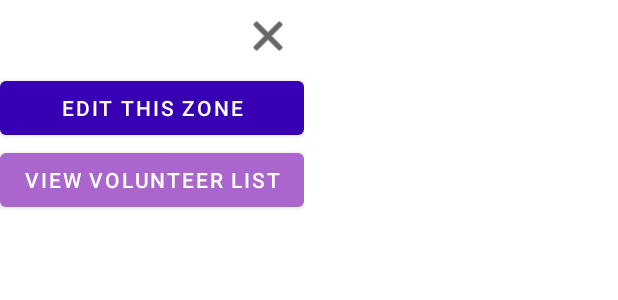
After one commit to hoang-10n/Android_ASM2, an Android app: the layout popup_more_actions.xml on its own in the app's theme, with its tools: preview values and no code run, on a phone screen of 412 x 824 dp. The commit adds this screen. Shown: the top 300 px of the screen. Run offline under Robolectric (Android 15) with nearby library versions, the phone set to English and light mode, and no system bars; network calls fail.

Commit message:
View description
Database -> instance
+ ActionDialog for ZoneInfoFrag
+ current user in UserDatabase

```diff
--- a/app/src/main/java/com/android/asm2/FriendDialog.java
+++ b/app/src/main/java/com/android/asm2/FriendDialog.java
@@ -30,7 +30,7 @@ public class FriendDialog extends Dialog {
         });
 
         sendBtn.setOnClickListener(v -> {
-            UserDatabase userDatabase = new UserDatabase(getContext());
+            UserDatabase userDatabase = UserDatabase.getInstance();
             User user = userDatabase.getUserByEmail(emailInput.getText().toString().trim());
             if (user != null) {
                 if (user.getJoinedZones().contains(zone.getId()) ||
--- a/app/src/main/java/com/android/asm2/adapter/ZoneAdapter.java
+++ b/app/src/main/java/com/android/asm2/adapter/ZoneAdapter.java
@@ -28,12 +28,10 @@ import java.util.Locale;
 public class ZoneAdapter extends BaseAdapter {
     private final Context context;
     private final ArrayList<Zone> zoneArrayList;
-    private final User user;
 
-    public ZoneAdapter(Context context, ArrayList<Zone> zoneArrayList, User user) {
+    public ZoneAdapter(Context context, ArrayList<Zone> zoneArrayList) {
         this.context = context;
         this.zoneArrayList = zoneArrayList;
-        this.user = user;
     }
 
     @Override
@@ -100,8 +98,6 @@ public class ZoneAdapter extends BaseAdapter {
             Intent intent = new Intent(context, ZoneInfoActivity.class);
             intent.putExtra("id", zone.getId());
             intent.putExtra("isAdded", false);
-            intent.putExtra("leader", user.getUsername());
-            intent.putExtra("joined", user.isJoinedZone(zone.getId()));
             ((AppCompatActivity) context).startActivityForResult(intent, 100);
         });
 
--- a/app/src/main/java/com/android/asm2/controller/UserController.java
+++ b/app/src/main/java/com/android/asm2/controller/UserController.java
@@ -20,7 +20,7 @@ public class UserController {
 
     public static void init(Context context) {
         queue = Volley.newRequestQueue(context);
-        database = new UserDatabase(context);
+        database = UserDatabase.initAndGetInstance(context);
     }
 
     public static void getAllUsers() {
--- a/app/src/main/java/com/android/asm2/controller/ZoneController.java
+++ b/app/src/main/java/com/android/asm2/controller/ZoneController.java
@@ -20,7 +20,7 @@ public class ZoneController {
 
     public static void init(Context context) {
         queue = Volley.newRequestQueue(context);
-        database = new ZoneDatabase(context);
+        database = ZoneDatabase.initAndGetInstance(context);
     }
 
     public static void getAllZones() {
--- a/app/src/main/java/com/android/asm2/fragment/LoginFrag.java
+++ b/app/src/main/java/com/android/asm2/fragment/LoginFrag.java
@@ -42,7 +42,7 @@ public class LoginFrag extends Fragment {
 
     @SuppressLint("SetTextI18n")
     public void enterApp() {
-        UserDatabase userDatabase = new UserDatabase(getContext());
+        UserDatabase userDatabase = UserDatabase.getInstance();
         String usernameStr = usernameInput.getText().toString();
         String passwordStr = passwordInput.getText().toString();
         User user = userDatabase.getUserByUsername(usernameStr);
@@ -55,7 +55,7 @@ public class LoginFrag extends Fragment {
         } else {
             errorTxt.setText("");
             Intent intent = new Intent(requireContext(), HomeActivity.class);
-            intent.putExtra("username", usernameStr);
+            UserDatabase.setCurrentUser(user);
             requireActivity().startActivity(intent);
         }
     }
--- a/app/src/main/java/com/android/asm2/fragment/RegisterFrag.java
+++ b/app/src/main/java/com/android/asm2/fragment/RegisterFrag.java
@@ -57,7 +57,7 @@ public class RegisterFrag extends Fragment {
 
     @SuppressLint("SetTextI18n")
     public void enterApp() {
-        UserDatabase userDatabase = new UserDatabase(getContext());
+        UserDatabase userDatabase = UserDatabase.getInstance();
         String usernameStr = usernameInput.getText().toString();
         String passwordStr = passwordInput.getText().toString();
         String emailStr = emailInput.getText().toString();
@@ -80,7 +80,7 @@ public class RegisterFrag extends Fragment {
 //            User user = new User(usernameStr, passwordStr, emailStr, phoneStr, nameStr, "admin");
             userDatabase.addUser(user);
             Intent intent = new Intent(requireContext(), HomeActivity.class);
-            intent.putExtra("username", usernameStr);
+            UserDatabase.setCurrentUser(user);
             requireActivity().startActivity(intent);
         }
     }
--- a/app/src/main/java/com/android/asm2/fragment/ZoneEditFrag.java
+++ b/app/src/main/java/com/android/asm2/fragment/ZoneEditFrag.java
@@ -102,7 +102,7 @@ public class ZoneEditFrag extends Fragment {
         restoreBtn.setOnClickListener(v -> setInput());
         saveBtn.setOnClickListener((v -> saveZone()));
         deleteBtn.setOnClickListener(v -> {
-            ZoneDatabase zoneDatabase = new ZoneDatabase(getContext());
+            ZoneDatabase zoneDatabase = ZoneDatabase.getInstance();
             zoneDatabase.deleteZoneById(zone.getId());
             requireActivity().finish();
         });
@@ -170,7 +170,7 @@ public class ZoneEditFrag extends Fragment {
                 durationFloat, zone.getQuantity(), zone.getLeader(), zone.getCreatedDate(),
                 closedDateStr[0], startDateStr[0], startTimeStr[0],
                 descriptionInput.getText().toString());
-        ZoneDatabase zoneDatabase = new ZoneDatabase(getContext());
+        ZoneDatabase zoneDatabase = ZoneDatabase.getInstance();
         if (isAdded) zoneDatabase.addZone(saveZone);
         else zoneDatabase.updateZone(saveZone);
         requireActivity().finish();
--- a/app/src/main/java/com/android/asm2/fragment/ZoneListFrag.java
+++ b/app/src/main/java/com/android/asm2/fragment/ZoneListFrag.java
@@ -20,11 +20,9 @@ import java.util.ArrayList;
 
 public class ZoneListFrag extends Fragment {
     private final ArrayList<Zone> zoneArrayList;
-    private final User user;
 
-    public ZoneListFrag(ArrayList<Zone> zoneArrayList, User user) {
+    public ZoneListFrag(ArrayList<Zone> zoneArrayList) {
         this.zoneArrayList = zoneArrayList;
-        this.user = user;
     }
 
     @Override
@@ -39,7 +37,7 @@ public class ZoneListFrag extends Fragment {
         // Inflate the layout for this fragment
         View view = inflater.inflate(R.layout.fragment_zone_list, container, false);
         ListView zoneListContainer = view.findViewById(R.id.zone_list_adapter_container);
-        ZoneAdapter adapter = new ZoneAdapter(getContext(), zoneArrayList, user);
+        ZoneAdapter adapter = new ZoneAdapter(getContext(), zoneArrayList);
         zoneListContainer.setAdapter(adapter);
 
         return view;
--- /dev/null
+++ b/app/src/main/res/layout/popup_more_actions.xml
@@ -0,0 +1,58 @@
+<?xml version="1.0" encoding="utf-8"?>
+<LinearLayout xmlns:android="http://schemas.android.com/apk/res/android"
+    xmlns:app="http://schemas.android.com/apk/res-auto"
+    android:layout_width="wrap_content"
+    android:layout_height="wrap_content"
+    android:background="@color/white"
+    android:gravity="right"
+    android:orientation="vertical">
+
+    <ImageButton
+        android:id="@+id/more_actions_popup_close_btn"
+        android:layout_width="48dp"
+        android:layout_height="48dp"
+        android:layout_weight="1"
+        android:background="@android:color/transparent"
+        android:contentDescription="Close"
+        app:srcCompat="@android:drawable/ic_menu_close_clear_cancel"
+        app:tint="@color/black" />
+
+    <Button
+        android:id="@+id/more_actions_popup_edit_btn"
+        android:layout_width="match_parent"
+        android:layout_height="wrap_content"
+        android:layout_weight="1"
+        android:text="Edit this zone"
+        android:textColor="@color/white"
+        app:backgroundTint="@color/purple_700" />
+
+    <Button
+        android:id="@+id/more_actions_popup_end_btn"
+        android:layout_width="match_parent"
+        android:layout_height="wrap_content"
+        android:layout_weight="1"
+        android:text="End this zone"
+        android:textColor="@color/white"
+        android:visibility="gone"
+        app:backgroundTint="@android:color/holo_orange_dark" />
+
+    <Button
+        android:id="@+id/more_actions_popup_report_btn"
+        android:layout_width="match_parent"
+        android:layout_height="wrap_content"
+        android:layout_weight="1"
+        android:text="View report"
+        android:textColor="@color/white"
+        android:visibility="gone"
+        app:backgroundTint="@android:color/holo_blue_dark" />
+
+    <Button
+        android:id="@+id/more_actions_popup_volunteer_list_btn"
+        android:layout_width="wrap_content"
+        android:layout_height="wrap_content"
+        android:layout_weight="1"
+        android:text="View volunteer list"
+        android:textColor="@color/white"
+        app:backgroundTint="@android:color/holo_purple" />
+
+</LinearLayout>
```
Also changed, not shown: app/src/main/java/com/android/asm2/ActionDialog.java (added, +38 -0 lines), app/src/main/java/com/android/asm2/UserDialog.java (+6 -6 lines), app/src/main/java/com/android/asm2/activity/HomeActivity.java (+12 -17 lines), app/src/main/java/com/android/asm2/activity/ZoneInfoActivity.java (+6 -5 lines), app/src/main/java/com/android/asm2/database/UserDatabase.java (+20 -1 lines), app/src/main/java/com/android/asm2/database/ZoneDatabase.java (+11 -1 lines), app/src/main/java/com/android/asm2/fragment/UserInfoFrag.java (+4 -4 lines), app/src/main/java/com/android/asm2/fragment/ZoneInfoFrag.java (+14 -9 lines).
